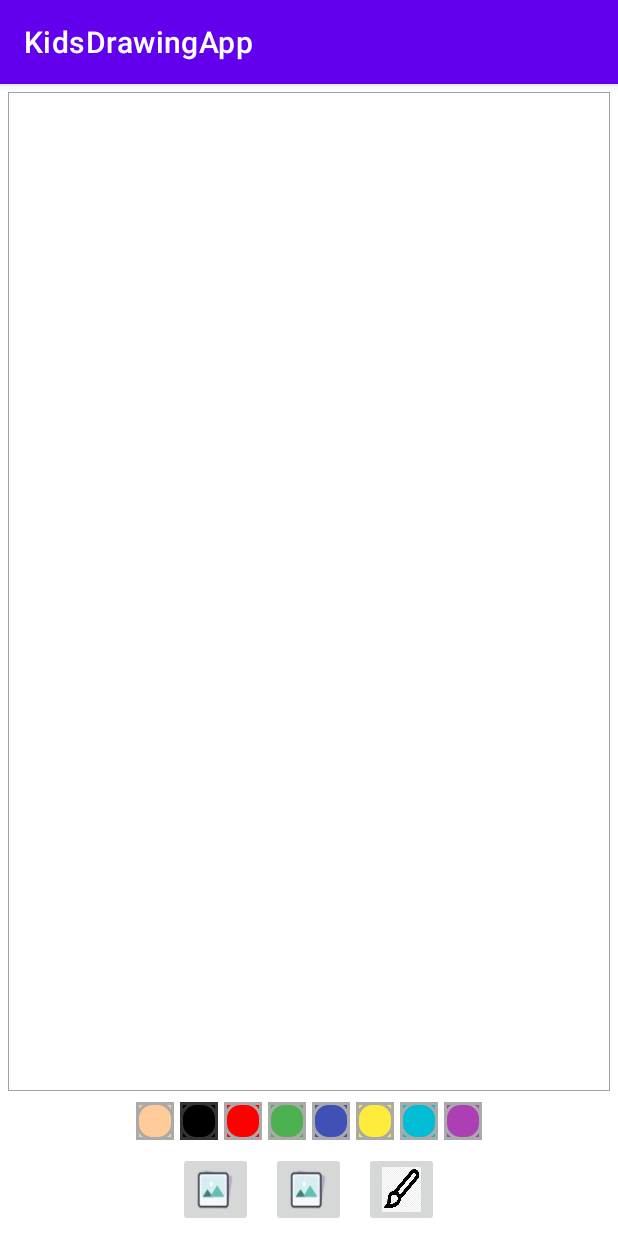
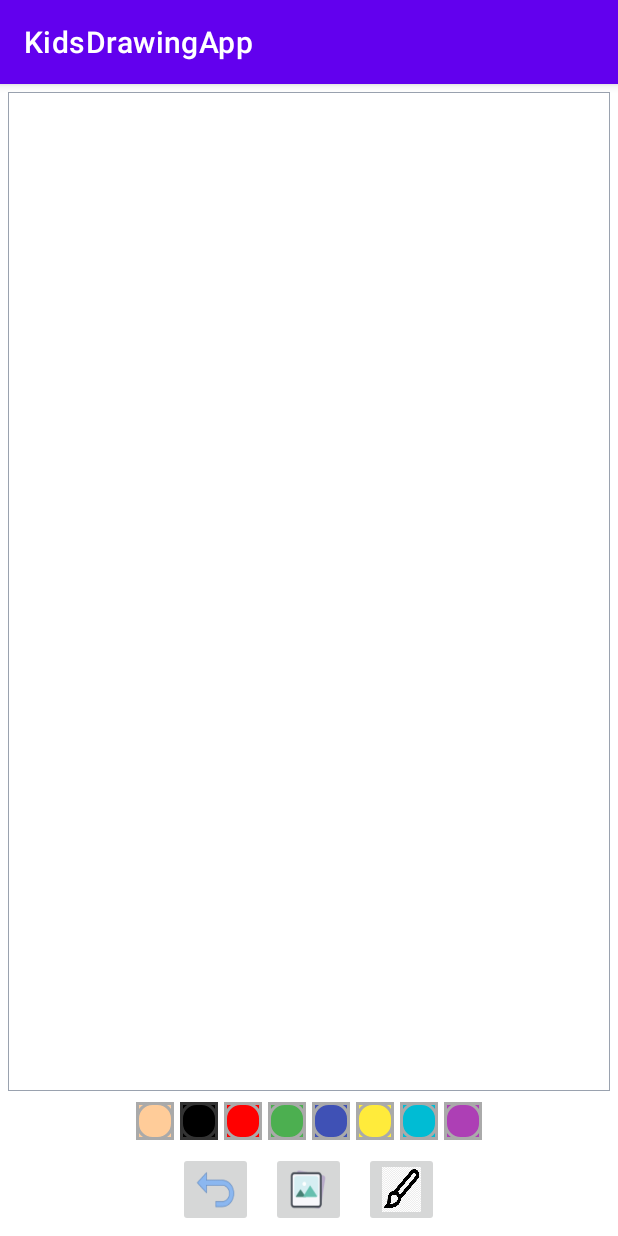
Before and after one commit to maximilian6547s/KidsDrawingApp, an Android app: the screen it shows after launch (MainActivity), on a phone screen of 412 x 824 dp. Run offline under Robolectric (Android 15) with nearby library versions, the phone set to English and light mode, and no system bars.

Commit message:
Add undo button and implement functionality

```diff
--- a/app/src/main/java/com/maximcuker/kidsdrawingapp/MainActivity.kt
+++ b/app/src/main/java/com/maximcuker/kidsdrawingapp/MainActivity.kt
@@ -51,6 +51,9 @@ class MainActivity : AppCompatActivity() {
             } else {
                 requestStoragePermission()
             }
+        }
+        ibUndo.setOnClickListener {
+            drawingView.onClickUndo()
         }
     }
 
--- a/app/src/main/res/layout/activity_main.xml
+++ b/app/src/main/res/layout/activity_main.xml
@@ -144,7 +144,7 @@
             android:layout_margin="6dp"
             android:contentDescription="undo_image"
             android:scaleType="fitXY"
-            android:src="@drawable/ic_gallery" />
+            android:src="@drawable/ic_undo" />
 
         <ImageButton
             android:id="@+id/ibGallery"
```
Also changed, not shown: app/src/main/java/com/maximcuker/kidsdrawingapp/DrawingView.kt (+8 -0 lines).
